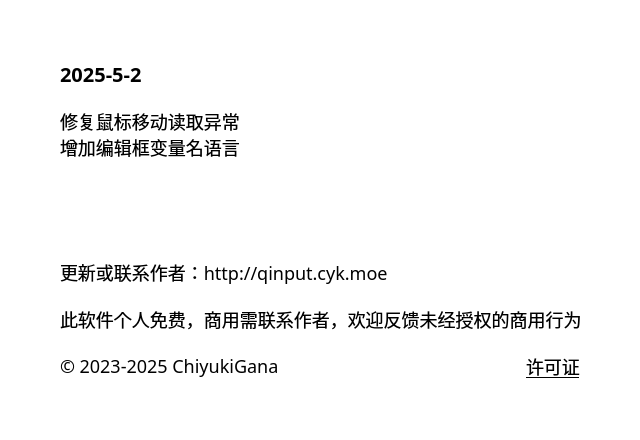
First picture: the form in source/ui/AboutUi.ui, repository ChiyukiGana/Quickinput, before the edit.
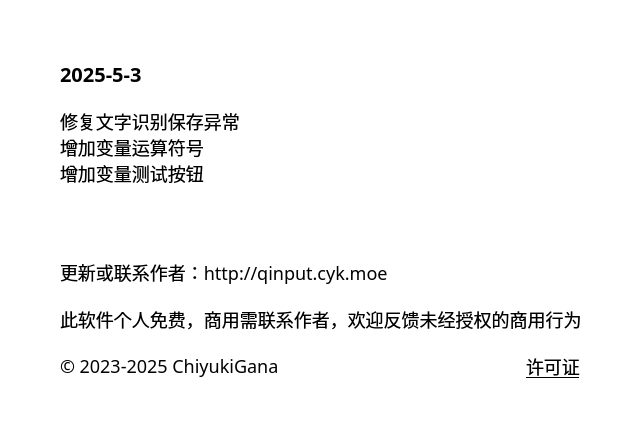
Second picture: the form after the edit.

Patch:
```diff
--- a/source/ui/AboutUi.ui
+++ b/source/ui/AboutUi.ui
@@ -91,7 +91,7 @@
          <string notr="true">font-size:20px</string>
         </property>
         <property name="text">
-         <string>2025-5-2</string>
+         <string>2025-5-3</string>
         </property>
         <property name="textFormat">
          <enum>Qt::PlainText</enum>
@@ -107,8 +107,9 @@
          </sizepolicy>
         </property>
         <property name="text">
-         <string>修复鼠标移动读取异常
-增加编辑框变量名语言</string>
+         <string>修复文字识别保存异常
+增加变量运算符号
+增加变量测试按钮</string>
         </property>
         <property name="textFormat">
          <enum>Qt::PlainText</enum>
```
